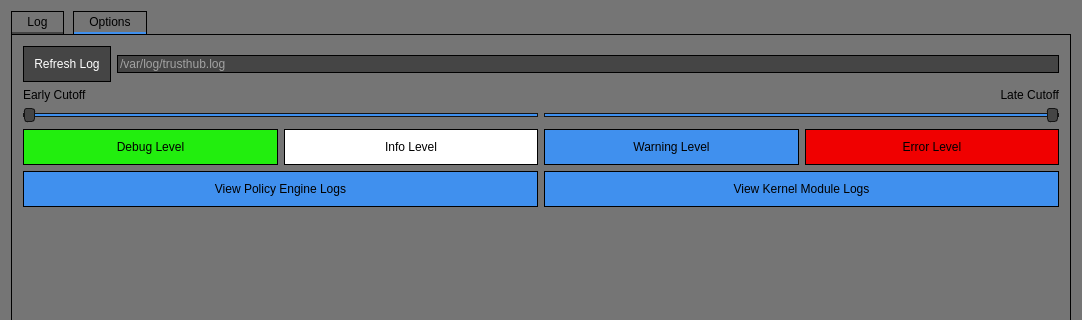
Qt form tools/LogViewer/untitled/viewer.ui (markoneill/trustbase-linux) before a commit; both pictures show x 0 to 1082 and y 0 to 320 of the 1082 by 700 pixel window.
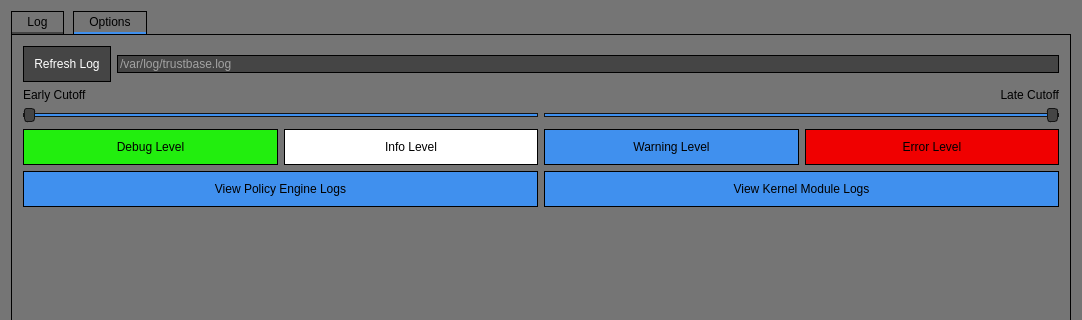
The same form after that commit. The open tabs and pages were chosen to show the change.

Commit message: Changing mentions of trusthub and th to trustbase and tb

```diff
--- a/tools/LogViewer/untitled/viewer.ui
+++ b/tools/LogViewer/untitled/viewer.ui
@@ -210,7 +210,7 @@
             <string/>
            </property>
            <property name="placeholderText">
-            <string>/var/log/trusthub.log</string>
+            <string>/var/log/trustbase.log</string>
            </property>
           </widget>
          </item>
```
The commit also changes 65 other files.
